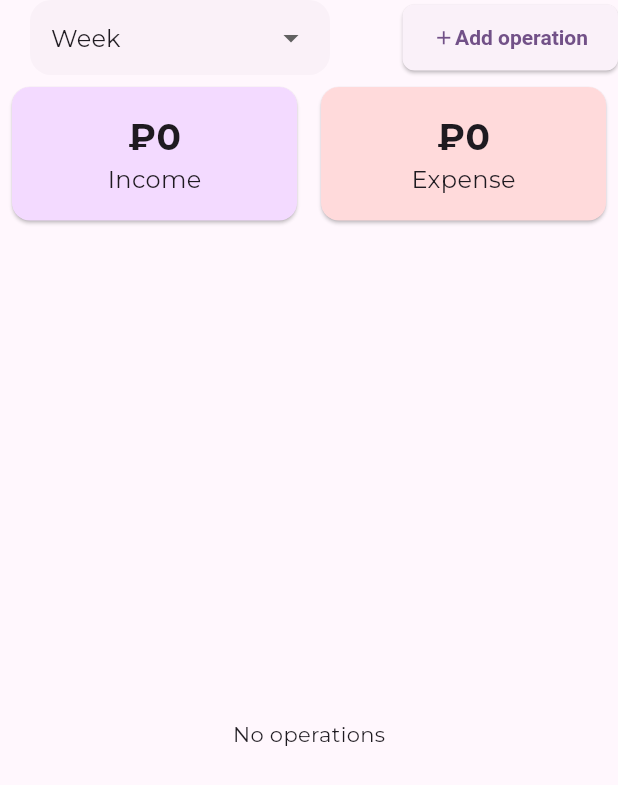
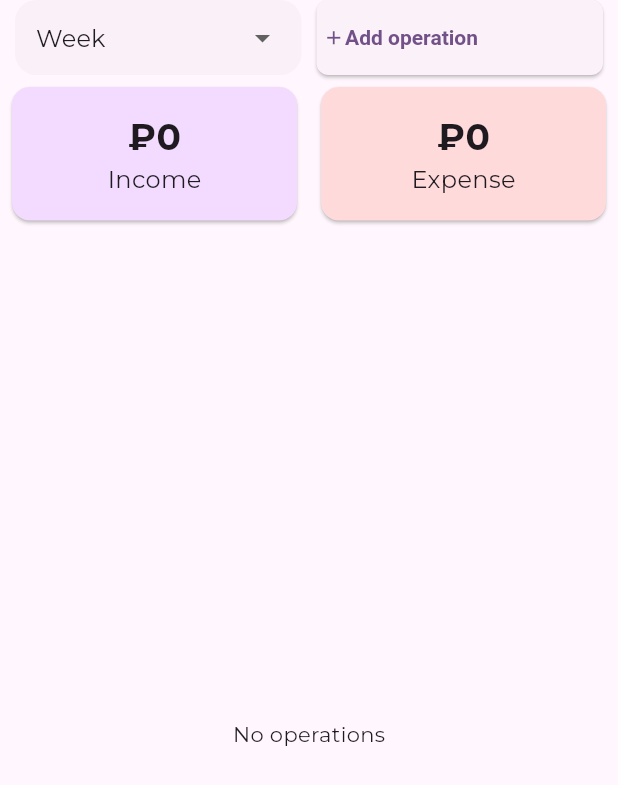
Before and after one commit to gm116/MoneyTama, a Flutter app: the HistoryScreen widget shown alone on an empty page, opened directly with empty values, on a phone screen of 412 x 824 dp. Shown: the top 785 px of the screen. Run offline on Flutter 3.47's test engine with Material 3 defaults, Android fonts, the phone set to English and light mode, and no system bars; our stand-ins replace csv, flutter_bloc, flutter_svg, get_it, share_plus, shared_preferences and 1 more; accounts and stored records are empty; generated files the repository leaves out were written again.

Commit message:
overflow fix

```diff
--- a/lib/presentation/screens/decoration_screen.dart
+++ b/lib/presentation/screens/decoration_screen.dart
@@ -1,7 +1,6 @@
 import 'package:flutter/material.dart';
 import 'package:flutter/services.dart';
 import 'package:flutter_bloc/flutter_bloc.dart';
-import 'package:flutter_svg/svg.dart';
 import 'package:moneytama/domain/entity/pet.dart';
 import 'package:moneytama/presentation/cubit/decoration/decoration_cubit.dart';
 import 'package:moneytama/presentation/cubit/decoration/decoration_state.dart';
@@ -52,7 +51,8 @@ class DecorationScreenState extends State<DecorationScreen> {
 
     final PetNotifier notifier = Provider.of<PetNotifier>(context);
 
-    return BlocProvider(
+    return SafeArea(
+      child: BlocProvider(
         create: (_) {
           final cubit = DecorationCubit(
             getPetColorsUseCase: getIt(),
@@ -179,6 +179,7 @@ class DecorationScreenState extends State<DecorationScreen> {
             ],
           ),
         ),
+      ),
     );
   }
 }
--- a/lib/presentation/screens/history_screen.dart
+++ b/lib/presentation/screens/history_screen.dart
@@ -73,13 +73,14 @@ class HistoryScreenState extends State<HistoryScreen> {
 
               return Column(
                 children: [
-                  Row(
+                  Padding(
+                    padding: const EdgeInsets.symmetric(horizontal: 10.0),
+                    child: Row(
                     mainAxisAlignment: MainAxisAlignment.spaceBetween,
                     children: [
-                      Padding(
-                        padding: EdgeInsets.only(left: 20),
-                        child: Container(
-                          width: 200,
+                      Expanded(
+                        child:
+                      Container(
                           height: 50,
                           decoration: BoxDecoration(
                             color: Theme.of(context)
@@ -122,6 +123,12 @@ class HistoryScreenState extends State<HistoryScreen> {
                           ),
                         ),
                       ),
+                      SizedBox(width: 10),
+                      Expanded(
+                        child:
+                            SizedBox(
+                            height: 50,
+                      child:
                       ElevatedButton(
                         onPressed: () {
                           getIt<NavigationService>().navigateTo(
@@ -133,11 +140,11 @@ class HistoryScreenState extends State<HistoryScreen> {
                             borderRadius: BorderRadius.circular(8),
                           ),
                           padding: const EdgeInsets.symmetric(
-                            horizontal: 20,
+                            horizontal: 4,
                             vertical: 14,
                           ),
                           textStyle: const TextStyle(
-                            fontSize: 16,
+                            fontSize: 14,
                             fontWeight: FontWeight.bold,
                           ),
                         ),
@@ -154,7 +161,10 @@ class HistoryScreenState extends State<HistoryScreen> {
                           ),
                         ),
                       ),
+                      ),
+                      ),
                     ],
+                  ),
                   ),
                   if (!_showIncomeDetails && !_showExpenseDetails)
                     Row(
```
Lines whose indentation alone changed are shown as unchanged.
